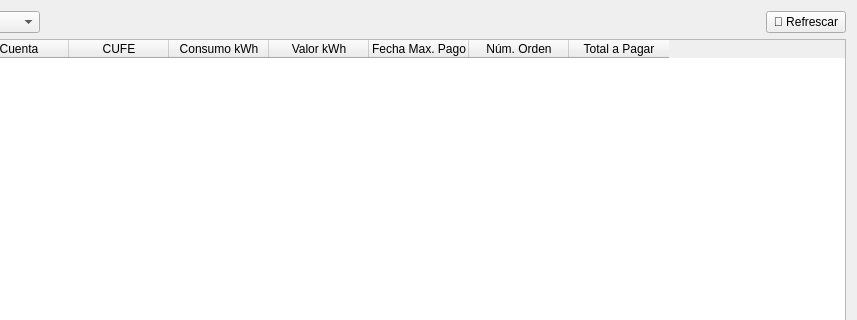
Qt form src/components/consumos/consumos.ui (dejovi2305/gestion_facturas) before a commit; both pictures show x 143 to 1000 and y 0 to 320 of the 1000 by 600 pixel window.
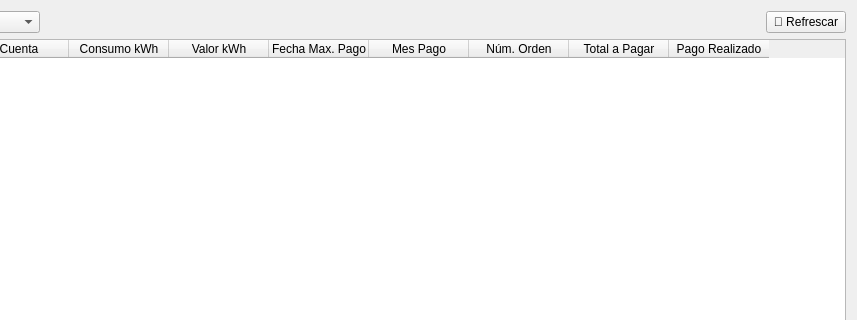
The same form after that commit.

Commit message: feat: Se agrega mes_pago y pago_realizado

```diff
--- a/src/components/consumos/consumos.ui
+++ b/src/components/consumos/consumos.ui
@@ -70,11 +70,6 @@
        <string>Cuenta</string>
       </property>
      </column>
-     <column>
-      <property name="text">
-       <string>CUFE</string>
-      </property>
-     </column>
      <column>
       <property name="text">
        <string>Consumo kWh</string>
@@ -90,6 +85,11 @@
        <string>Fecha Max. Pago</string>
       </property>
      </column>
+    <column>
+     <property name="text">
+      <string>Mes Pago</string>
+     </property>
+    </column>
      <column>
       <property name="text">
        <string>Núm. Orden</string>
@@ -100,6 +100,11 @@
        <string>Total a Pagar</string>
       </property>
      </column>
+    <column>
+     <property name="text">
+      <string>Pago Realizado</string>
+     </property>
+    </column>
     </widget>
    </item>
    <item>
```
Lines whose indentation alone changed are shown as unchanged. The commit also changes 6 other files.
